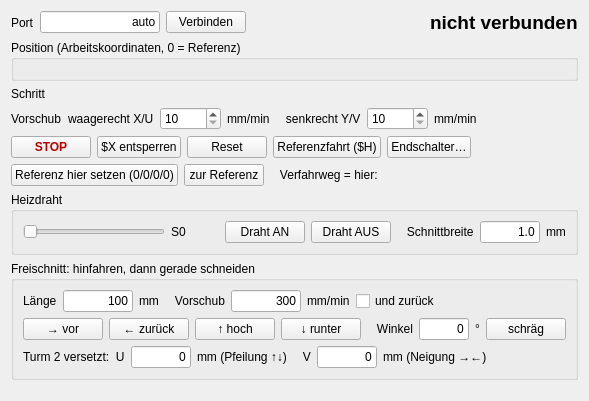
Above: host/foamcut/qt/ui/machinepage.ui from vheinitz/foamcut before the change. Below: the same form after it.
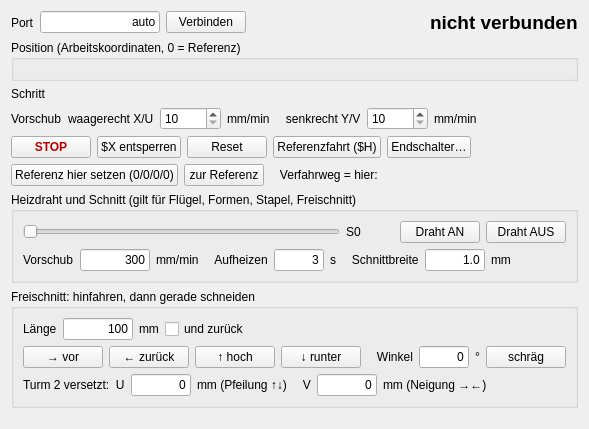
That is the form after the change.

```diff
--- a/host/foamcut/qt/ui/machinepage.ui
+++ b/host/foamcut/qt/ui/machinepage.ui
@@ -60,15 +60,20 @@
    </item>
    <item>
     <widget class="QGroupBox" name="wire_box">
-<property name="title"><string>Heizdraht</string></property>
-<layout class="QHBoxLayout" name="wire_layout">
+<property name="title"><string>Heizdraht und Schnitt (gilt für Flügel, Formen, Stapel, Freischnitt)</string></property>
+<layout class="QVBoxLayout" name="wire_box_layout">
+ <item><layout class="QHBoxLayout" name="wire_layout">
  <item><widget class="QSlider" name="power"><property name="orientation"><enum>Qt::Horizontal</enum></property><property name="maximum"><number>255</number></property><property name="sizePolicy"><sizepolicy hsizetype="Expanding" vsizetype="Fixed"><horstretch>1</horstretch><verstretch>0</verstretch></sizepolicy></property></widget></item>
  <item><widget class="QLabel" name="power_lbl"><property name="text"><string>S0</string></property><property name="styleSheet"><string>min-width:48px;</string></property></widget></item>
  <item><widget class="QPushButton" name="b_wire_on"><property name="text"><string>Draht AN</string></property></widget></item>
  <item><widget class="QPushButton" name="b_wire_off"><property name="text"><string>Draht AUS</string></property></widget></item>
- <item><widget class="QLabel" name="kerf_lbl"><property name="text"><string>   Schnittbreite</string></property><property name="toolTip"><string>Breite des Schmelzkanals; gilt fuer Fluegel, Formen und Stapel. Testschnitt messen.</string></property></widget></item>
- <item><widget class="QLineEdit" name="kerf"><property name="text"><string>1.0</string></property><property name="maximumSize"><size><width>60</width><height>16777215</height></size></property><property name="alignment"><set>Qt::AlignRight|Qt::AlignVCenter</set></property></widget></item>
- <item><widget class="QLabel" name="kerf_unit"><property name="text"><string>mm</string></property></widget></item>
+ </layout></item>
+ <item><layout class="QHBoxLayout" name="cutset_row">
+ <item><widget class="QLabel" name="feed_lbl2"><property name="text"><string>Vorschub</string></property><property name="toolTip"><string>Geschwindigkeit des Drahts im Schaum, bezogen auf die schnellere der beiden Schnittebenen.</string></property></widget></item><item><widget class="QLineEdit" name="cut_feed"><property name="text"><string>300</string></property><property name="maximumSize"><size><width>70</width><height>16777215</height></size></property><property name="alignment"><set>Qt::AlignRight|Qt::AlignVCenter</set></property></widget></item><item><widget class="QLabel" name="cut_feed_unit"><property name="text"><string>mm/min</string></property></widget></item>
+ <item><widget class="QLabel" name="warmup_lbl"><property name="text"><string>   Aufheizen</string></property><property name="toolTip"><string>Wartezeit nach dem Einschalten des Drahts, bevor die Fahrt beginnt.</string></property></widget></item><item><widget class="QLineEdit" name="warmup"><property name="text"><string>3</string></property><property name="maximumSize"><size><width>50</width><height>16777215</height></size></property><property name="alignment"><set>Qt::AlignRight|Qt::AlignVCenter</set></property></widget></item><item><widget class="QLabel" name="warmup_unit"><property name="text"><string>s</string></property></widget></item>
+ <item><widget class="QLabel" name="kerf_lbl"><property name="text"><string>   Schnittbreite</string></property><property name="toolTip"><string>Breite des Schmelzkanals. Testschnitt messen; der Pfad laeuft um die Haelfte davon ausserhalb der Kontur.</string></property></widget></item><item><widget class="QLineEdit" name="kerf"><property name="text"><string>1.0</string></property><property name="maximumSize"><size><width>60</width><height>16777215</height></size></property><property name="alignment"><set>Qt::AlignRight|Qt::AlignVCenter</set></property></widget></item><item><widget class="QLabel" name="kerf_unit"><property name="text"><string>mm</string></property></widget></item>
+ <item><spacer name="cutset_sp"><property name="orientation"><enum>Qt::Horizontal</enum></property><property name="sizeHint" stdset="0"><size><width>0</width><height>0</height></size></property></spacer></item>
+ </layout></item>
 </layout>
     </widget>
    </item>
@@ -78,7 +83,6 @@
 <layout class="QGridLayout" name="cut_grid">
  <item row="0" column="0"><layout class="QHBoxLayout" name="cut_row1">
   <item><widget class="QLabel" name="cut_len_lbl"><property name="text"><string>Länge</string></property></widget></item><item><widget class="QLineEdit" name="cut_len"><property name="text"><string>100</string></property><property name="maximumSize"><size><width>70</width><height>16777215</height></size></property><property name="alignment"><set>Qt::AlignRight|Qt::AlignVCenter</set></property></widget></item><item><widget class="QLabel" name="cut_len_unit"><property name="text"><string>mm</string></property></widget></item>
-  <item><widget class="QLabel" name="cut_feed_lbl"><property name="text"><string>   Vorschub</string></property></widget></item><item><widget class="QLineEdit" name="cut_feed"><property name="text"><string>300</string></property><property name="maximumSize"><size><width>70</width><height>16777215</height></size></property><property name="alignment"><set>Qt::AlignRight|Qt::AlignVCenter</set></property></widget></item><item><widget class="QLabel" name="cut_feed_unit"><property name="text"><string>mm/min</string></property></widget></item>
   <item><widget class="QCheckBox" name="cut_back"><property name="text"><string>und zurück</string></property></widget></item>
   <item><spacer name="cut_sp1"><property name="orientation"><enum>Qt::Horizontal</enum></property><property name="sizeHint" stdset="0"><size><width>0</width><height>0</height></size></property></spacer></item>
  </layout></item>
```
